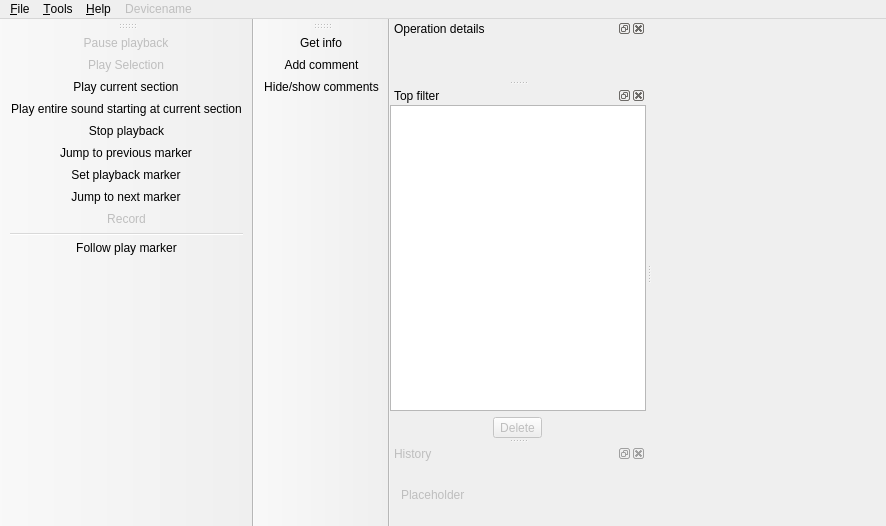
Before: the Qt Designer form src/ui/mainwindow.ui in gustafsson/freq, drawn with Qt 5.
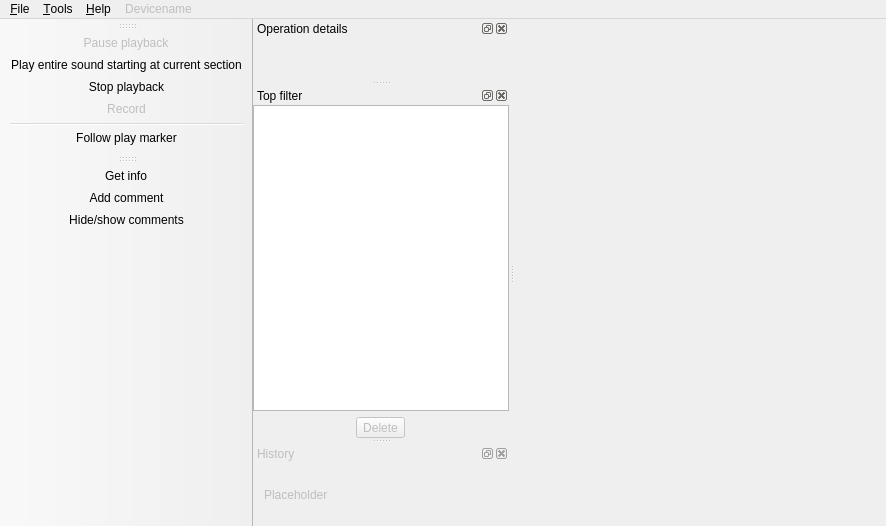
After: the same form once the commit is applied. Icons and pictures are not drawn. Custom widgets are drawn as their Qt base class.

The edit to the form file:
```diff
--- a/src/ui/mainwindow.ui
+++ b/src/ui/mainwindow.ui
@@ -224,16 +224,11 @@
     <enum>LeftToolBarArea</enum>
    </attribute>
    <attribute name="toolBarBreak">
-    <bool>false</bool>
+    <bool>true</bool>
    </attribute>
    <addaction name="actionPausePlayBack"/>
-   <addaction name="actionPlaySelection"/>
-   <addaction name="actionPlaySection"/>
    <addaction name="actionPlayEntireSound"/>
    <addaction name="actionStopPlayBack"/>
-   <addaction name="actionJumpBackward"/>
-   <addaction name="actionSetPlayMarker"/>
-   <addaction name="actionJumpForward"/>
    <addaction name="actionRecord"/>
    <addaction name="separator"/>
    <addaction name="actionFollowPlayMarker"/>
@@ -249,7 +244,7 @@
     <enum>LeftToolBarArea</enum>
    </attribute>
    <attribute name="toolBarBreak">
-    <bool>true</bool>
+    <bool>false</bool>
    </attribute>
    <addaction name="actionActivateInfoTool"/>
    <addaction name="actionAddComment"/>
```
Left out of the diff: 2 changed lines with no effect on the pictures.
